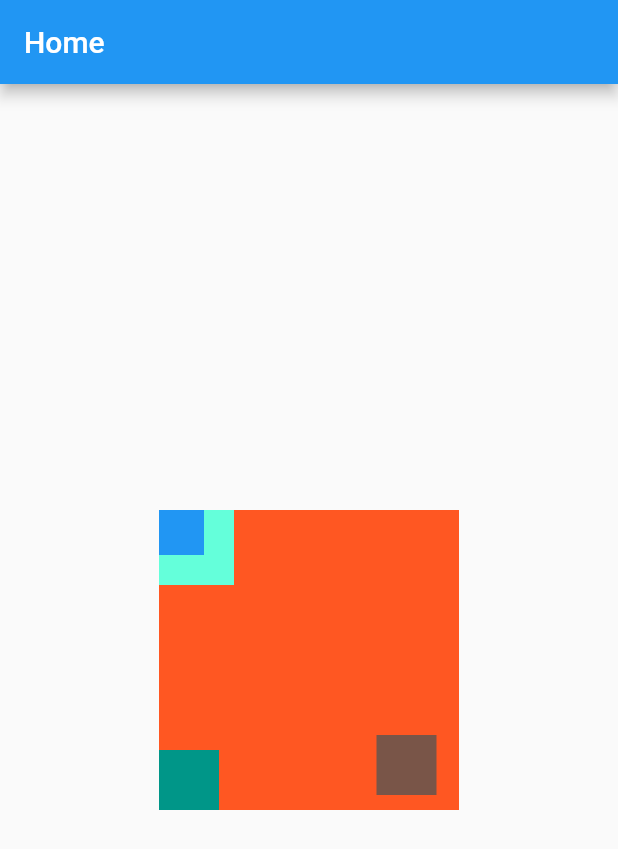
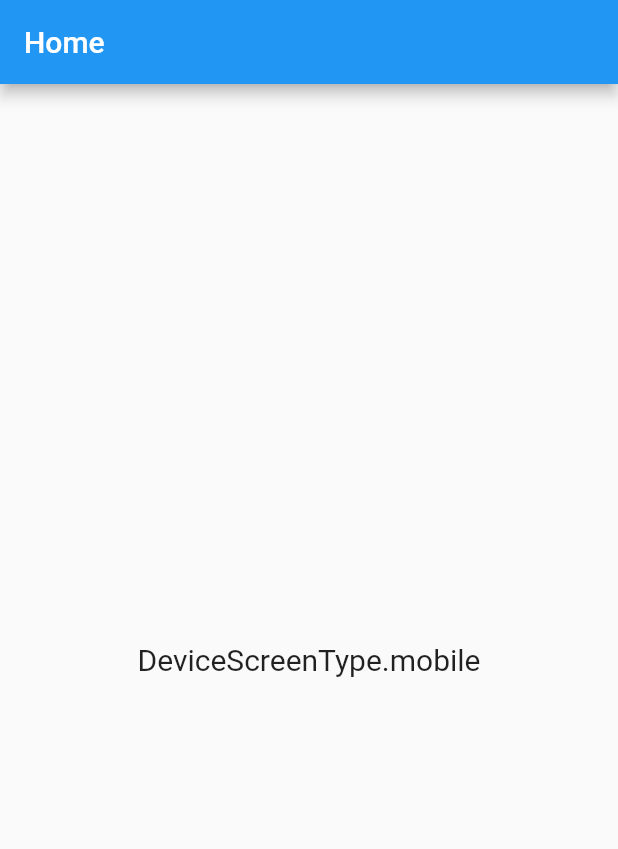
Before and after one commit to saem10/Flutter_project, a Flutter app: the screen it shows after launch, on a phone screen of 412 x 824 dp. Shown: the top 849 px of the screen. Run offline on Flutter 3.47's test engine with Material 2 defaults, Android fonts, the phone set to English and light mode, and no system bars; our stand-ins replace device_preview, responsive_builder.

Commit message:
DevicePreview

```diff
--- a/lib/home_screen.dart
+++ b/lib/home_screen.dart
@@ -1,4 +1,5 @@
 import 'package:flutter/material.dart';
+import 'package:responsive_builder/responsive_builder.dart';
 
 /// Stack, Positioned, Align
 
@@ -11,42 +12,13 @@ class HomeScreen extends StatelessWidget {
       appBar: AppBar(
         title: Text('Home'),
       ),
-      body: Center(
-        child: Stack(
-          children: [
-            Container(
-              width: 200,
-              height: 200,
-              color: Colors.deepOrange,
-            ),
-            Container(
-              width: 50,
-              height: 50,
-              color: Colors.tealAccent,
-            ),
-            Container(
-              width: 30,
-              height: 30,
-              color: Colors.blue,
-            ),
-            Positioned(
-              bottom:10,right:15,
-              child: Container(
-                width:40,height:40,color:Colors.brown,
-              ),
-            ),
-            Positioned.fill(
-
-              child: Align(
-                alignment: Alignment.bottomLeft,
-                child: Container(
-                  height:40,width:40,color:Colors.teal,
-                ),
-              ),
-            )
-
-          ],
-        ),
+      body: ResponsiveBuilder(
+        builder: (context, sizeInformation) {
+          return Center(
+            child: Text(sizeInformation.deviceScreenType.toString(),
+            style: TextStyle(fontSize: 20),),
+          );
+        },
       ),
     );
   }
--- a/lib/main.dart
+++ b/lib/main.dart
@@ -1,16 +1,29 @@
 import 'package:application_2/home_screen.dart';
+import 'package:device_preview/device_preview.dart';
+import 'package:flutter/foundation.dart';
 import 'package:flutter/material.dart';
 
-void main(){
-  runApp(MyApp());
+void main() {
+  runApp(
+    DevicePreview(
+      //enabled: true,
+      enabled: kDebugMode,
+      builder: (context) {
+        return MyApp();
+      },
+    ),
+  );
 }
+
 class MyApp extends StatelessWidget {
   MyApp({super.key});
 
   @override
   Widget build(BuildContext context) {
     return MaterialApp(
-      home:HomeScreen(),
+      locale: DevicePreview.locale(context),
+      builder: DevicePreview.appBuilder,
+      home: HomeScreen(),
     );
   }
 }
--- a/pubspec.yaml
+++ b/pubspec.yaml
@@ -36,6 +36,8 @@ dependencies:
   # Use with the CupertinoIcons class for iOS style icons.
   cupertino_icons: ^1.0.2
   responsive_builder: ^0.7.0
+  device_preview: ^1.1.0
+  sizer: ^2.0.15
 
 dev_dependencies:
   flutter_test:
```
Also changed, not shown: pubspec.lock, 1 other file.
